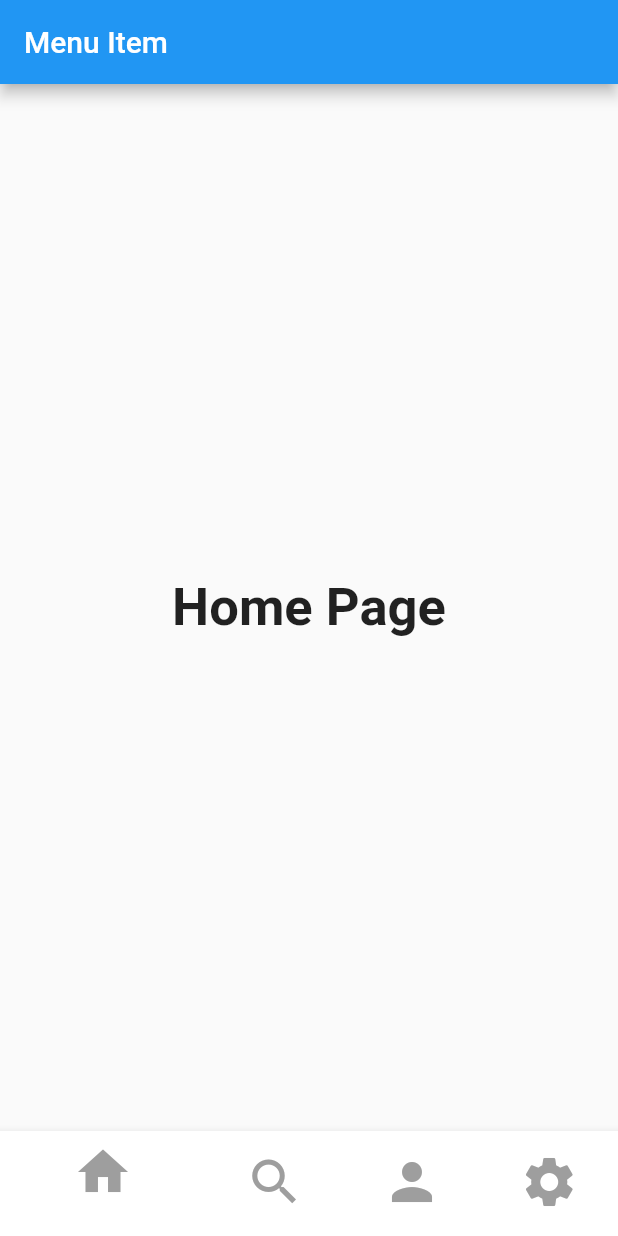
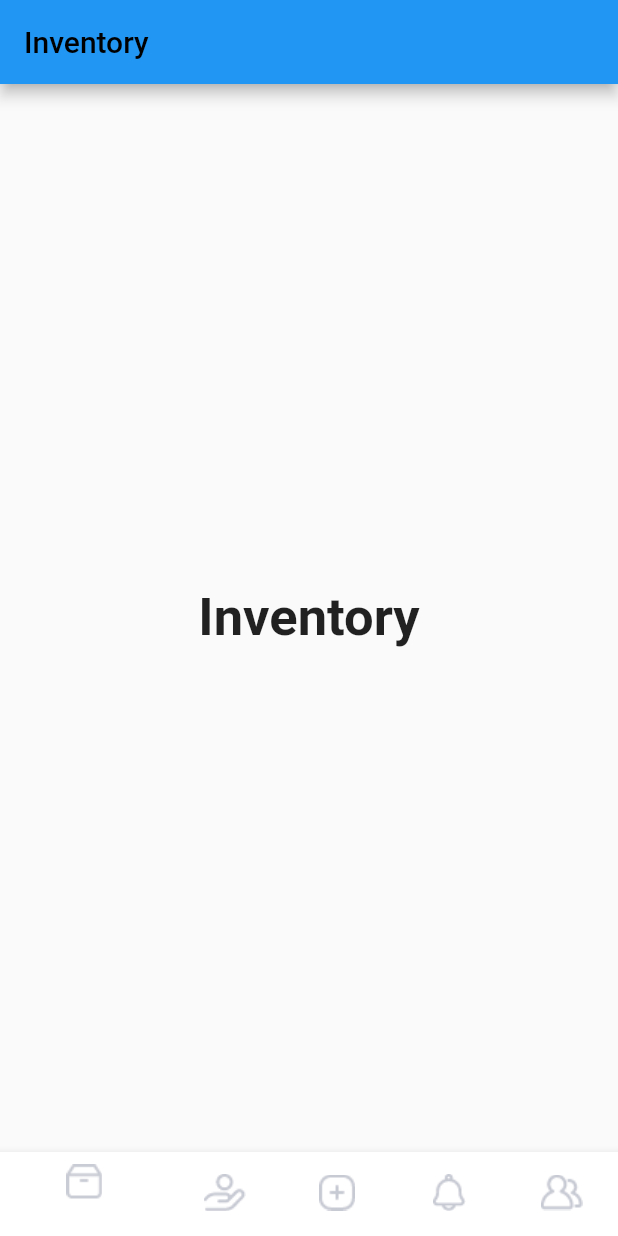
Before and after one commit to chak8x8/counta_app, a Flutter app: the screen it shows after launch, on a phone screen of 412 x 824 dp. Run offline on Flutter 3.47's test engine with Material 2 defaults, Android fonts, the phone set to English and light mode, and no system bars; our stand-ins replace carousel_slider, introduction_screen; missing offline and left inert: passwordfield.

Commit message:
app bar title

```diff
--- a/lib/main.dart
+++ b/lib/main.dart
@@ -8,6 +8,7 @@ import 'package:counta_app/screens/introductionscreen/introductionscreen.dart';
 import 'package:counta_app/screens/loginscreen//loginscreen.dart';
 import 'package:counta_app/screens/loginscreen//loginsuccessfullyscreen.dart';
 import 'package:counta_app/screens/splashscreen/onboardingscreen.dart';
+import 'package:counta_app/screens/inventoryscreen/inventoryscreen.dart';
 
 void main() {
   runApp(MyApp());
--- a/lib/screens/menu/menuitems.dart
+++ b/lib/screens/menu/menuitems.dart
@@ -1,27 +1,54 @@
 import 'package:flutter/material.dart';
 
 class MenuItems extends StatefulWidget {
+
+  final String title;
+
+  MenuItems ({Key key, this.title}): super (key: key);
+
   @override
   _MenuItemsState createState() => _MenuItemsState();
 }
 
-class _MenuItemsState extends State<MenuItems> {
+class _MenuItemsState extends State <MenuItems> {
   int _selectedIndex = 0;
+  String _title;
 
   static const List<Widget> _widgetOptions = <Widget>[
-    Text('Home Page',
+    Text('Inventory',
         style: TextStyle(fontSize: 35, fontWeight: FontWeight.bold)),
-    Text('Search Page',
+    Text('Borrow',
         style: TextStyle(fontSize: 35, fontWeight: FontWeight.bold)),
-    Text('Profile Page',
+    Text('Add Items',
         style: TextStyle(fontSize: 35, fontWeight: FontWeight.bold)),
-    Text('Setting Page',
+    Text('Notification',
+        style: TextStyle(fontSize: 35, fontWeight: FontWeight.bold)),
+    Text('Friends',
         style: TextStyle(fontSize: 35, fontWeight: FontWeight.bold)),
   ];
+
+  @override
+  void initState() {
+    // TODO: implement initState
+    super.initState();
+    _title = 'Inventory';
+  }
 
   void _onItemTapped (int index){
     setState(() {
       _selectedIndex = index;
+      switch (index){
+        case 0: {_title = 'Inventory';}
+        break;
+        case 1: {_title = 'Borrow';}
+        break;
+        case 2: {_title = 'Add Items';}
+        break;
+        case 3: {_title = 'Notification';}
+        break;
+        case 4: {_title = 'Friends';}
+        break;
+      }
     });
   }
 
@@ -29,32 +56,42 @@ class _MenuItemsState extends State<MenuItems> {
   Widget build(BuildContext context) {
     return Scaffold(
       appBar: AppBar(
-        title: Text("Menu Item"),
+        title: Text(_title, style: TextStyle(color: Colors.black),),
       ),
       body: Center(
         child: _widgetOptions.elementAt(_selectedIndex),
       ),
       bottomNavigationBar: BottomNavigationBar(
-          items: const <BottomNavigationBarItem>[
+          items: <BottomNavigationBarItem>[
             BottomNavigationBarItem(
-                icon: Icon(Icons.home, color: Colors.grey,),
-                title: Text(''),
-                backgroundColor: Colors.white),
+              icon: Image.asset('images/inventoryicon.png'),
+              backgroundColor: Colors.white,
+              label: '',
+            ),
             BottomNavigationBarItem(
-                icon: Icon(Icons.search, color: Colors.grey,),
-                title: Text(''),
-                backgroundColor: Colors.white),
+              icon: Image.asset('images/borrowicon.png'),
+              backgroundColor: Colors.white,
+              label: '',
+            ),
             BottomNavigationBarItem(
-                icon: Icon(Icons.person, color: Colors.grey,),
-                title: Text(''),
-                backgroundColor: Colors.white),
+              icon: Image.asset('images/additemicon.png'),
+              backgroundColor: Colors.white,
+              label: '',
+            ),
             BottomNavigationBarItem(
-                icon: Icon(Icons.settings, color: Colors.grey,),
-                title: Text(''),
-                backgroundColor: Colors.white),
+              icon: Image.asset('images/notificationicon.png'),
+              backgroundColor: Colors.white,
+              label: '',
+            ),
+            BottomNavigationBarItem(
+              icon: Image.asset('images/friendsicon.png'),
+              backgroundColor: Colors.white,
+              label: '',
+            ),
           ],
         type: BottomNavigationBarType.shifting,
         currentIndex: _selectedIndex,
+        selectedItemColor: Colors.black,
         iconSize: 40.0,
         onTap: _onItemTapped,
         elevation: 5,
```
Also changed, not shown: lib/screens/carouselscreen/carouselscreen.dart (+4 -4 lines), lib/screens/inventoryscreen/inventoryscreen.dart (added, +48 -0 lines), pubspec.yaml (+7 -0 lines), images/additemicon.png (added), images/borrowicon.png (added), images/clothingicon.png (added), images/friendsicon.png (added), images/inventoryicon.png (added), images/notificationicon.png (added).
